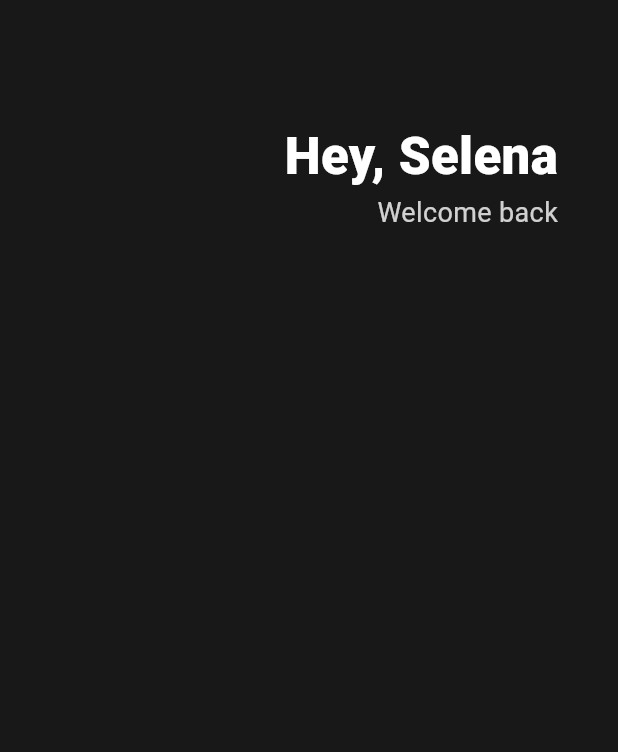
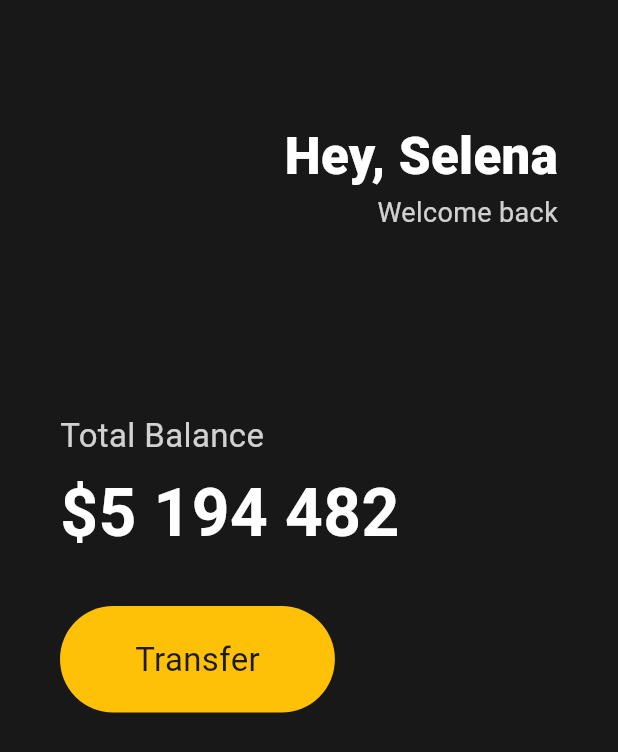
Before and after one commit to sangkyunyoon/toonflix, a Flutter app: the screen it shows after launch, on a phone screen of 412 x 824 dp. Shown: the top 752 px of the screen. Run offline on Flutter 3.47's test engine with Material 3 defaults, Android fonts, the phone set to English and light mode, and no system bars.

Commit message:
added buttons section

```diff
--- a/lib/main.dart
+++ b/lib/main.dart
@@ -17,6 +17,7 @@ class ToonflixApp extends StatelessWidget {
         body: Padding(
           padding: EdgeInsets.symmetric(horizontal: 40),
           child: Column(
+            crossAxisAlignment: CrossAxisAlignment.start,
             children: [
               const SizedBox(
                 height: 80,
@@ -43,6 +44,45 @@ class ToonflixApp extends StatelessWidget {
                       )
                     ],
                   )
+                ],
+              ),
+              const SizedBox(
+                height: 120,
+              ),
+              Text(
+                'Total Balance',
+                style: TextStyle(
+                    fontSize: 22, color: Colors.white.withOpacity(0.8)),
+              ),
+              const SizedBox(
+                height: 5,
+              ),
+              Text(
+                '\$5 194 482',
+                style: TextStyle(
+                    fontSize: 44,
+                    fontWeight: FontWeight.w600,
+                    color: Colors.white),
+              ),
+              const SizedBox(
+                height: 30,
+              ),
+              Row(
+                children: [
+                  Container(
+                    decoration: BoxDecoration(
+                        color: Colors.amber,
+                        borderRadius: BorderRadius.circular(45)),
+                    child: Padding(
+                        padding:
+                            EdgeInsets.symmetric(vertical: 20, horizontal: 50),
+                        child: Text(
+                          'Transfer',
+                          style: TextStyle(
+                            fontSize: 22,
+                          ),
+                        )),
+                  ),
                 ],
               )
             ],
```
Also changed, not shown: 2 other files.
